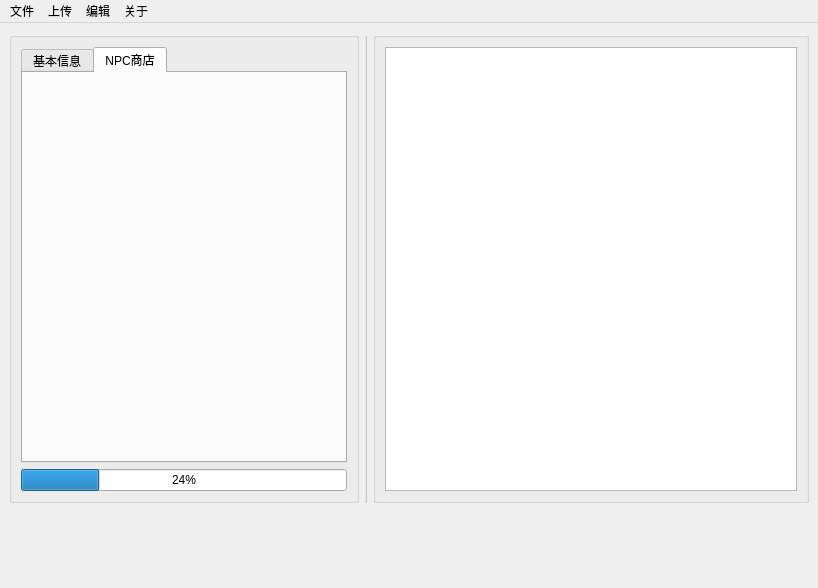
The window that workingarea.ui (Marcus-P-114514/Genshin-Impact-BWiKi-NPC-Editor) describes before a commit, drawn with Qt 5.
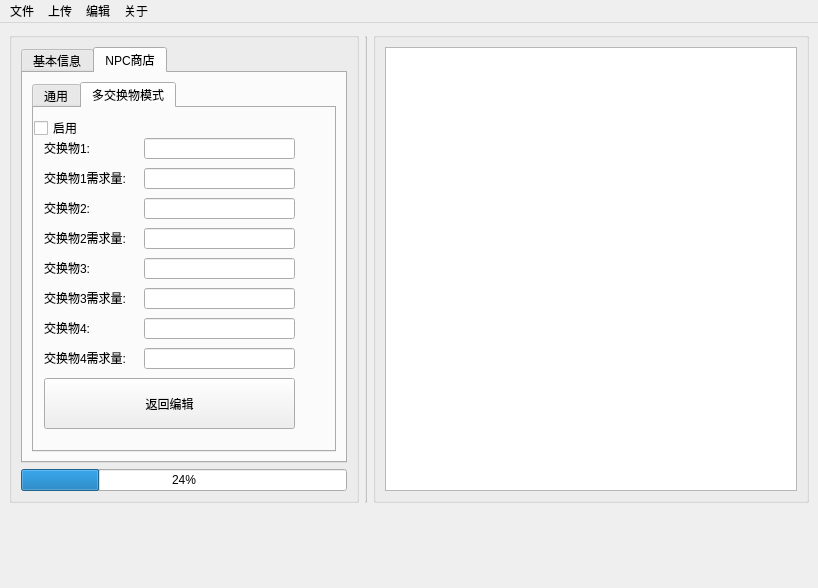
The same window after the commit. The open tabs and pages were chosen to show the change. Icons and pictures are not drawn.

What changed in the file:
```diff
--- a/workingarea.ui
+++ b/workingarea.ui
@@ -426,6 +426,404 @@
             <attribute name="title">
              <string>NPC商店</string>
             </attribute>
+            <layout class="QGridLayout" name="gridLayout_8">
+             <item row="0" column="0">
+              <widget class="QTabWidget" name="tabWidget">
+               <property name="currentIndex">
+                <number>0</number>
+               </property>
+               <widget class="QWidget" name="single_currency">
+                <attribute name="title">
+                 <string>通用</string>
+                </attribute>
+                <widget class="QCheckBox" name="store_exist_normal">
+                 <property name="geometry">
+                  <rect>
+                   <x>0</x>
+                   <y>10</y>
+                   <width>261</width>
+                   <height>20</height>
+                  </rect>
+                 </property>
+                 <property name="styleSheet">
+                  <string notr="true">font: 13pt &quot;Source Han Serif SC&quot;;</string>
+                 </property>
+                 <property name="text">
+                  <string>存在商店</string>
+                 </property>
+                </widget>
+                <widget class="QWidget" name="layoutWidget">
+                 <property name="geometry">
+                  <rect>
+                   <x>10</x>
+                   <y>30</y>
+                   <width>251</width>
+                   <height>290</height>
+                  </rect>
+                 </property>
+                 <layout class="QGridLayout" name="gridLayout_9">
+                  <item row="0" column="0">
+                   <widget class="QLabel" name="label_12">
+                    <property name="styleSheet">
+                     <string notr="true">font: 13pt &quot;Source Han Serif SC&quot;;</string>
+                    </property>
+                    <property name="text">
+                     <string>商品名：</string>
+                    </property>
+                   </widget>
+                  </item>
+                  <item row="0" column="1">
+                   <widget class="QLineEdit" name="lineEdit"/>
+                  </item>
+                  <item row="1" column="0">
+                   <widget class="QLabel" name="label_13">
+                    <property name="styleSheet">
+                     <string notr="true">font: 13pt &quot;Source Han Serif SC&quot;;</string>
+                    </property>
+                    <property name="text">
+                     <string>最小销售单元：</string>
+                    </property>
+                   </widget>
+                  </item>
+                  <item row="1" column="1">
+                   <widget class="QLineEdit" name="lineEdit_2"/>
+                  </item>
+                  <item row="2" column="0">
+                   <widget class="QLabel" name="label_14">
+                    <property name="styleSheet">
+                     <string notr="true">font: 13pt &quot;Source Han Serif SC&quot;;</string>
+                    </property>
+                    <property name="text">
+                     <string>交换物：</string>
+                    </property>
+                   </widget>
+                  </item>
+                  <item row="2" column="1">
+                   <widget class="QLineEdit" name="lineEdit_3"/>
+                  </item>
+                  <item row="3" column="0">
+                   <widget class="QLabel" name="label_15">
+                    <property name="styleSheet">
+                     <string notr="true">font: 13pt &quot;Source Han Serif SC&quot;;</string>
+                    </property>
+                    <property name="text">
+                     <string>价格：</string>
+                    </property>
+                   </widget>
+                  </item>
+                  <item row="3" column="1">
+                   <widget class="QLineEdit" name="lineEdit_4"/>
+                  </item>
+                  <item row="4" column="0">
+                   <widget class="QLabel" name="label_16">
+                    <property name="styleSheet">
+                     <string notr="true">font: 13pt &quot;Source Han Serif SC&quot;;</string>
+                    </property>
+                    <property name="text">
+                     <string>限购：</string>
+                    </property>
+                   </widget>
+                  </item>
+                  <item row="4" column="1">
+                   <widget class="QLineEdit" name="lineEdit_5"/>
+                  </item>
+                  <item row="5" column="0">
+                   <widget class="QLabel" name="label_17">
+                    <property name="styleSheet">
+                     <string notr="true">font: 13pt &quot;Source Han Serif SC&quot;;</string>
+                    </property>
+                    <property name="text">
+                     <string>刷新时间：</string>
+                    </property>
+                   </widget>
+                  </item>
+                  <item row="5" column="1">
+                   <widget class="QLineEdit" name="lineEdit_6"/>
+                  </item>
+                  <item row="6" column="0">
+                   <widget class="QLabel" name="label_18">
+                    <property name="styleSheet">
+                     <string notr="true">font: 13pt &quot;Source Han Serif SC&quot;;</string>
+                    </property>
+                    <property name="text">
+                     <string>限制：</string>
+                    </property>
+                   </widget>
+                  </item>
+                  <item row="6" column="1">
+                   <widget class="QLineEdit" name="lineEdit_7"/>
+                  </item>
+                  <item row="7" column="0" colspan="2">
+                   <widget class="QPushButton" name="pushButton">
+                    <property name="styleSheet">
+                     <string notr="true">font: 13pt &quot;Source Han Serif SC&quot;;</string>
+                    </property>
+                    <property name="text">
+                     <string>写入，然后换行</string>
+                    </property>
+                   </widget>
+                  </item>
+                  <item row="8" column="0" colspan="2">
+                   <widget class="QPushButton" name="pushButton_2">
+                    <property name="styleSheet">
+                     <string notr="true">font: 13pt &quot;Source Han Serif SC&quot;;</string>
+                    </property>
+                    <property name="text">
+                     <string>写入，结束处理</string>
+                    </property>
+                   </widget>
+                  </item>
+                 </layout>
+                </widget>
+               </widget>
+               <widget class="QWidget" name="multi_currency">
+                <attribute name="title">
+                 <string>多交换物模式</string>
+                </attribute>
+                <widget class="QCheckBox" name="store_exist_multi_support">
+                 <property name="geometry">
+                  <rect>
+                   <x>0</x>
+                   <y>10</y>
+                   <width>261</width>
+                   <height>20</height>
+                  </rect>
+                 </property>
+                 <property name="styleSheet">
+                  <string notr="true">font: 13pt &quot;Source Han Serif SC&quot;;</string>
+                 </property>
+                 <property name="text">
+                  <string>启用</string>
+                 </property>
+                </widget>
+                <widget class="QLabel" name="label_19">
+                 <property name="geometry">
+                  <rect>
+                   <x>10</x>
+                   <y>30</y>
+                   <width>91</width>
+                   <height>20</height>
+                  </rect>
+                 </property>
+                 <property name="styleSheet">
+                  <string notr="true">font: 13pt &quot;Source Han Serif SC&quot;;</string>
+                 </property>
+                 <property name="text">
+                  <string>交换物1:</string>
+                 </property>
+                </widget>
+                <widget class="QLineEdit" name="lineEdit_8">
+                 <property name="geometry">
+                  <rect>
+                   <x>110</x>
+                   <y>30</y>
+                   <width>151</width>
+                   <height>21</height>
+                  </rect>
+                 </property>
+                </widget>
+                <widget class="QLineEdit" name="lineEdit_9">
+                 <property name="geometry">
+                  <rect>
+                   <x>110</x>
+                   <y>60</y>
+                   <width>151</width>
+                   <height>21</height>
+                  </rect>
+                 </property>
+                </widget>
+                <widget class="QLabel" name="label_20">
+                 <property name="geometry">
+                  <rect>
+                   <x>10</x>
+                   <y>60</y>
+                   <width>91</width>
+                   <height>20</height>
+                  </rect>
+                 </property>
+                 <property name="styleSheet">
+                  <string notr="true">font: 13pt &quot;Source Han Serif SC&quot;;</string>
+                 </property>
+                 <property name="text">
+                  <string>交换物1需求量:</string>
+                 </property>
+                </widget>
+                <widget class="QLineEdit" name="lineEdit_10">
+                 <property name="geometry">
+                  <rect>
+                   <x>110</x>
+                   <y>90</y>
+                   <width>151</width>
+                   <height>21</height>
+                  </rect>
+                 </property>
+                </widget>
+                <widget class="QLabel" name="label_21">
+                 <property name="geometry">
+                  <rect>
+                   <x>10</x>
+                   <y>120</y>
+                   <width>91</width>
+                   <height>20</height>
+                  </rect>
+                 </property>
+                 <property name="styleSheet">
+                  <string notr="true">font: 13pt &quot;Source Han Serif SC&quot;;</string>
+                 </property>
+                 <property name="text">
+                  <string>交换物2需求量:</string>
+                 </property>
+                </widget>
+                <widget class="QLineEdit" name="lineEdit_11">
+                 <property name="geometry">
+                  <rect>
+                   <x>110</x>
+                   <y>120</y>
+                   <width>151</width>
+                   <height>21</height>
+                  </rect>
+                 </property>
+                </widget>
+                <widget class="QLabel" name="label_22">
+                 <property name="geometry">
+                  <rect>
+                   <x>10</x>
+                   <y>90</y>
+                   <width>91</width>
+                   <height>20</height>
+                  </rect>
+                 </property>
+                 <property name="styleSheet">
+                  <string notr="true">font: 13pt &quot;Source Han Serif SC&quot;;</string>
+                 </property>
+                 <property name="text">
+                  <string>交换物2:</string>
+                 </property>
+                </widget>
+                <widget class="QLabel" name="label_23">
+                 <property name="geometry">
+                  <rect>
+                   <x>10</x>
+                   <y>150</y>
+                   <width>91</width>
+                   <height>20</height>
+                  </rect>
+                 </property>
+                 <property name="styleSheet">
+                  <string notr="true">font: 13pt &quot;Source Han Serif SC&quot;;</string>
+                 </property>
+                 <property name="text">
+                  <string>交换物3:</string>
+                 </property>
+                </widget>
+                <widget class="QLineEdit" name="lineEdit_12">
+                 <property name="geometry">
+                  <rect>
+                   <x>110</x>
+                   <y>150</y>
+                   <width>151</width>
+                   <height>21</height>
+                  </rect>
+                 </property>
+                </widget>
+                <widget class="QLineEdit" name="lineEdit_13">
+                 <property name="geometry">
+                  <rect>
+                   <x>110</x>
+                   <y>180</y>
+                   <width>151</width>
+                   <height>21</height>
+                  </rect>
+                 </property>
+                </widget>
+                <widget class="QLabel" name="label_24">
+                 <property name="geometry">
+                  <rect>
+                   <x>10</x>
+                   <y>180</y>
+                   <width>91</width>
+                   <height>20</height>
+                  </rect>
+                 </property>
+                 <property name="styleSheet">
+                  <string notr="true">font: 13pt &quot;Source Han Serif SC&quot;;</string>
+                 </property>
+                 <property name="text">
+                  <string>交换物3需求量:</string>
+                 </property>
+                </widget>
+                <widget class="QLabel" name="label_25">
+                 <property name="geometry">
+                  <rect>
+                   <x>10</x>
+                   <y>240</y>
+                   <width>91</width>
+                   <height>20</height>
+                  </rect>
+                 </property>
+                 <property name="styleSheet">
+                  <string notr="true">font: 13pt &quot;Source Han Serif SC&quot;;</string>
+                 </property>
+                 <property name="text">
+                  <string>交换物4需求量:</string>
+                 </property>
+                </widget>
+                <widget class="QLineEdit" name="lineEdit_14">
+                 <property name="geometry">
+                  <rect>
+                   <x>110</x>
+                   <y>240</y>
+                   <width>151</width>
+                   <height>21</height>
+                  </rect>
+                 </property>
+                </widget>
+                <widget class="QLineEdit" name="lineEdit_15">
+                 <property name="geometry">
+                  <rect>
+                   <x>110</x>
+                   <y>210</y>
+                   <width>151</width>
+                   <height>21</height>
+                  </rect>
+                 </property>
+                </widget>
+                <widget class="QLabel" name="label_26">
+                 <property name="geometry">
+                  <rect>
+                   <x>10</x>
+                   <y>210</y>
+                   <width>91</width>
+                   <height>20</height>
+                  </rect>
+                 </property>
+                 <property name="styleSheet">
+                  <string notr="true">font: 13pt &quot;Source Han Serif SC&quot;;</string>
+                 </property>
+                 <property name="text">
+                  <string>交换物4:</string>
+                 </property>
+                </widget>
+                <widget class="QPushButton" name="pushButton_3">
+                 <property name="geometry">
+                  <rect>
+                   <x>10</x>
+                   <y>270</y>
+                   <width>251</width>
+                   <height>51</height>
+                  </rect>
+                 </property>
+                 <property name="styleSheet">
+                  <string notr="true">font: 13pt &quot;Source Han Serif SC&quot;;</string>
+                 </property>
+                 <property name="text">
+                  <string>返回编辑</string>
+                 </property>
+                </widget>
+               </widget>
+              </widget>
+             </item>
+            </layout>
            </widget>
           </widget>
          </item>
```
Left out of the diff: 22 changed lines with no effect on the pictures.
